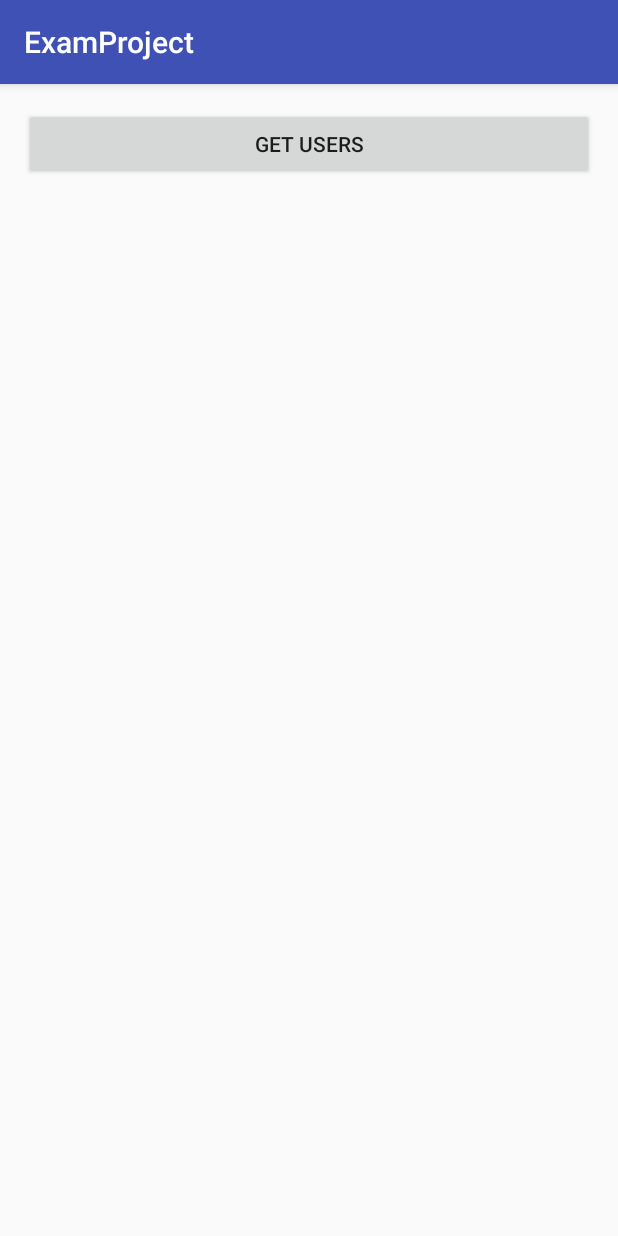
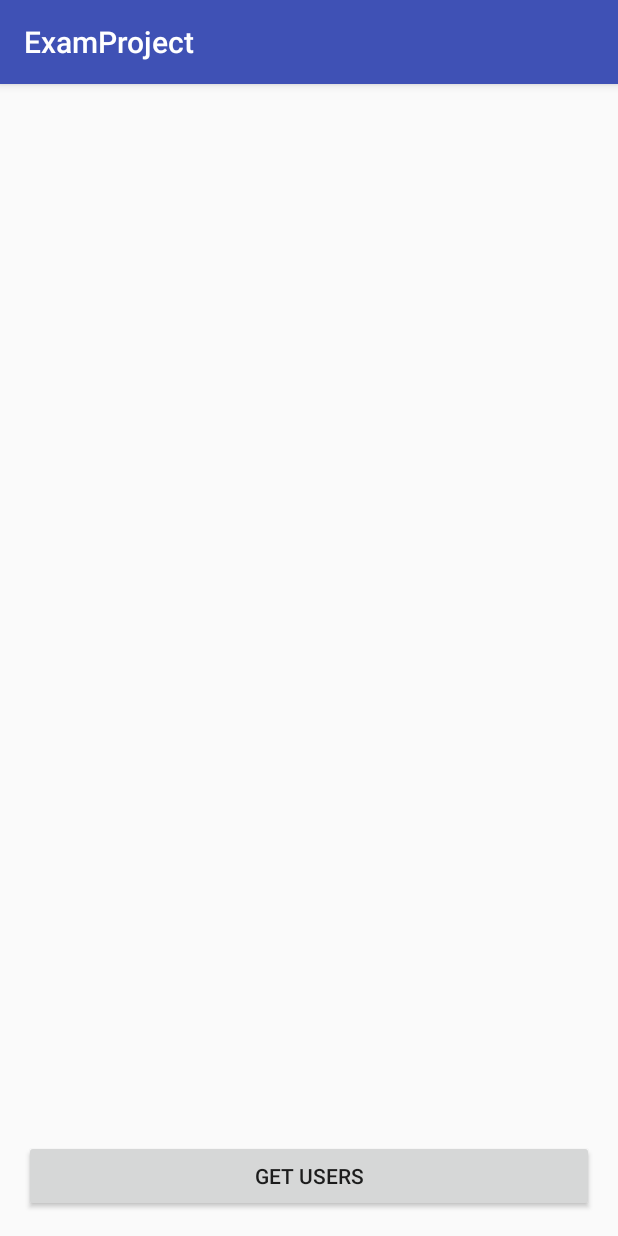
Before and after one commit to becker3t/Exam1Project, an Android app: the screen it shows after launch (MainActivity), after a tap on "GET USERS", on a phone screen of 412 x 824 dp. Run offline under Robolectric (Android 15) with nearby library versions, the phone set to English and light mode, and no system bars; 1 statement that could not run was skipped.

Commit message:
fix recyclerview, fix network call, implement MVP architecture

```diff
--- a/app/build.gradle
+++ b/app/build.gradle
@@ -24,14 +24,14 @@ dependencies {
     androidTestCompile('com.android.support.test.espresso:espresso-core:2.2.2', {
         exclude group: 'com.android.support', module: 'support-annotations'
     })
+
+
     compile 'com.android.support:appcompat-v7:25.3.1'
     compile 'com.android.support.constraint:constraint-layout:1.0.2'
-
     compile 'com.google.code.gson:gson:2.7'
     compile 'com.squareup.retrofit2:retrofit:2.1.0'
     compile 'com.squareup.retrofit2:converter-gson:2.1.0'
     compile 'com.android.support:recyclerview-v7:25.3.1'
     compile 'com.android.support:cardview-v7:25.3.1'
-
     testCompile 'junit:junit:4.12'
 }
--- a/app/src/main/AndroidManifest.xml
+++ b/app/src/main/AndroidManifest.xml
@@ -11,13 +11,14 @@
         android:roundIcon="@mipmap/ic_launcher_round"
         android:supportsRtl="true"
         android:theme="@style/AppTheme">
-        <activity android:name=".MainActivity">
+        <activity android:name=".list.MainActivity">
             <intent-filter>
                 <action android:name="android.intent.action.MAIN" />
 
                 <category android:name="android.intent.category.LAUNCHER" />
             </intent-filter>
         </activity>
+        <activity android:name=".details.DetailsActivity"></activity>
     </application>
 
 </manifest>
--- a/app/src/main/java/com/example/android/examproject/MainActivity.java
+++ /dev/null
@@ -1,138 +0,0 @@
-package com.example.android.examproject;
-
-import android.support.v7.app.AppCompatActivity;
-import android.os.Bundle;
-import android.support.v7.widget.LinearLayoutManager;
-import android.support.v7.widget.RecyclerView;
-import android.util.Log;
-import android.view.View;
-import android.widget.Button;
-
-import com.example.android.examproject.entities.Result;
-import com.example.android.examproject.entities.User;
-import com.example.android.examproject.entities.UserInfo;
-
-import java.util.ArrayList;
-
-import retrofit2.Call;
-import retrofit2.Callback;
-import retrofit2.Retrofit;
-import retrofit2.converter.gson.GsonConverterFactory;
-
-public class MainActivity extends AppCompatActivity implements View.OnClickListener{
-
-    private static final String TAG = MainActivity.class.getSimpleName() + "_TAG";
-    private static final String MESSAGE_RESPONSE_CODE = "com.example.android.RESTApiPractice.MESSAGE_RESPONSE_CODE";
-    private static final String MESSAGE_RESPONSE = "com.example.android.RESTApiPractice.MESSAGE_RESPONSE";
-    private static final String MESSAGE_BODY = "com.example.android.RESTApiPractice.MESSAGE_BODY";
-    private static final String RETROFIT_BASE_URL ="https://randomuser.me/";
-
-    private ArrayList<UserInfo> listUserInfo;
-
-    RecyclerView recyclerView;
-    UserRecyclerAdapter recyclerAdapter;
-
-    Button populateUserBtn;
-
-    @Override
-    protected void onCreate(Bundle savedInstanceState) {
-        super.onCreate(savedInstanceState);
-        setContentView(R.layout.activity_main);
-
-        listUserInfo = new ArrayList<>();
-
-        populateUserBtn = (Button) findViewById(R.id.btnPopulateUsers);
-        populateUserBtn.setOnClickListener(this);
-
-        recyclerView = (RecyclerView) findViewById(R.id.studentRecyclerView);
-        recyclerView.setLayoutManager(new LinearLayoutManager(this));
-    }
-
-    @Override
-    protected void onStart() {
-        super.onStart();
-        recyclerAdapter = new UserRecyclerAdapter(listUserInfo, this);
-    }
-
-    @Override
-    protected void onResume() {
-        super.onResume();
-        recyclerView.setAdapter(recyclerAdapter);
-    }
-
-    @Override
-    public void onClick(View v) {
-        switch (v.getId()) {
-            case R.id.btnPopulateUsers:
-                PopulateUserList();
-                break;
-            default:
-                return;
-        }
-    }
-
-    private void PopulateUserList() {
-        for (int i = 0; i < 20; i++) {
-            Retrofit retrofit = new Retrofit.Builder()
-                    .baseUrl(RETROFIT_BASE_URL)
-                    .addConverterFactory(GsonConverterFactory.create())
-                    .build();
-            RetrofitService service = retrofit.create(RetrofitService.class);
-            Call<User> call = service.getExampleUser();
-            call.enqueue(new Callback<User>() {
-                @Override
-                public void onResponse(retrofit2.Call<User> call, retrofit2.Response<User> response) {
-                    if(response.isSuccessful()) {
-                        User example = response.body();
-
-                        for(Result r: example.getResults()) {
-                            final String userName = getNameString(r);
-                            final String userAddress = getAddressString(r);
-                            final String userEmail = getEmailString(r);
-
-                            listUserInfo.add(new UserInfo(userName, userAddress, userEmail));
-                        }
-                    }
-                }
-
-                @Override
-                public void onFailure(retrofit2.Call<User> call, Throwable t) {
-                    //do stuff on failure
-                    Log.d(TAG, "onFailure: " + t.getMessage());
-                }
-            });
-        }
-    }
-
-    private String getNameString(Result r) {
-        StringBuilder builder = new StringBuilder();
-        builder.append(getString(R.string.user_name_label));
-        builder.append(" ");
-        builder.append(r.getName().getFirst());
-        builder.append(" ");
-        builder.append(r.getName().getLast());
-        return builder.toString();
-    }
-
-    private String getAddressString(Result r) {
-        StringBuilder builder = new StringBuilder();
-        builder.append(getString(R.string.user_address_label));
-        builder.append(" ");
-        builder.append(r.getLocation().getStreet());
-        builder.append(", ");
-        builder.append(r.getLocation().getCity());
-        builder.append(", ");
-        builder.append(r.getLocation().getState());
-        builder.append(" ");
-        builder.append(r.getLocation().getPostcode());
-        return builder.toString();
-    }
-
-    private String getEmailString(Result r) {
-        StringBuilder builder = new StringBuilder();
-        builder.append(getString(R.string.user_email_label));
-        builder.append(" ");
-        builder.append(r.getEmail());
-        return builder.toString();
-    }
-}
--- a/app/src/main/java/com/example/android/examproject/entities/Location.java
+++ b/app/src/main/java/com/example/android/examproject/entities/Location.java
@@ -17,7 +17,7 @@ public class Location {
     private String state;
     @SerializedName("postcode")
     @Expose
-    private Integer postcode;
+    private String postcode;
 
     public String getStreet() {
         return street;
@@ -43,11 +43,11 @@ public class Location {
         this.state = state;
     }
 
-    public Integer getPostcode() {
+    public String getPostcode() {
         return postcode;
     }
 
-    public void setPostcode(Integer postcode) {
+    public void setPostcode(String postcode) {
         this.postcode = postcode;
     }
 
--- /dev/null
+++ b/app/src/main/java/com/example/android/examproject/list/MainActivity.java
@@ -0,0 +1,106 @@
+package com.example.android.examproject.list;
+
+import android.support.v7.app.AppCompatActivity;
+import android.os.Bundle;
+import android.support.v7.widget.LinearLayoutManager;
+import android.support.v7.widget.RecyclerView;
+import android.util.Log;
+import android.view.View;
+import android.widget.Button;
+import android.widget.Toast;
+
+import com.example.android.examproject.R;
+import com.example.android.examproject.entities.Result;
+import com.example.android.examproject.entities.User;
+import com.example.android.examproject.entities.UserInfo;
+
+import java.util.ArrayList;
+
+import retrofit2.Call;
+import retrofit2.Callback;
+import retrofit2.Retrofit;
+import retrofit2.converter.gson.GsonConverterFactory;
+
+public class MainActivity extends AppCompatActivity implements View.OnClickListener, UserListContract.View{
+
+    private static final String TAG = MainActivity.class.getSimpleName() + "_TAG";
+
+    UserListPresenter presenter;
+
+    RecyclerView recyclerView;
+
+    Button populateUserBtn;
+
+    @Override
+    protected void onCreate(Bundle savedInstanceState) {
+        super.onCreate(savedInstanceState);
+        setContentView(R.layout.activity_main);
+
+        populateUserBtn = (Button) findViewById(R.id.btnPopulateUsers);
+        populateUserBtn.setOnClickListener(this);
+
+        recyclerView = (RecyclerView) findViewById(R.id.studentRecyclerView);
+        recyclerView.setLayoutManager(new LinearLayoutManager(this));
+
+        presenter = new UserListPresenter(this);
+    }
+
+    @Override
+    public void onClick(View v) {
+        switch (v.getId()) {
+            case R.id.btnPopulateUsers:
+                presenter.populateUserList();
+                break;
+            default:
+                return;
+        }
+    }
+
+    @Override
+    public void showErrorMessage(String error) {
+        Log.d(TAG, "onFailure: " + error);
+        Toast.makeText(this, "Error retreiving data.", Toast.LENGTH_SHORT).show();
+    }
+
+    @Override
+    public void showUserList(ArrayList<UserInfo> listInfo) {
+        updateRecyclerAdapter(listInfo);
+    }
+
+    private void updateRecyclerAdapter(ArrayList<UserInfo> list) {
+        UserRecyclerAdapter recyclerAdapter = new UserRecyclerAdapter(list, this);
+        recyclerView.setAdapter(recyclerAdapter);
+//        recyclerAdapter.notifyDataSetChanged();
+    }
+
+//    private void PopulateUserList() {
+//        Retrofit retrofit = new Retrofit.Builder()
+//                .baseUrl(RETROFIT_BASE_URL)
+//                .addConverterFactory(GsonConverterFactory.create())
+//                .build();
+//        RetrofitService service = retrofit.create(RetrofitService.class);
+//        Call<User> call = service.getTwentyUsers();
+//        call.enqueue(new Callback<User>() {
+//            @Override
+//            public void onResponse(retrofit2.Call<User> call, retrofit2.Response<User> response) {
+//                if(response.isSuccessful()) {
+//                    User example = response.body();
+//
+//                    for(Result r: example.getResults()) {
+//                        final String userName = helper.getNameString(r);
+//                        final String userAddress = helper.getAddressString(r);
+//                        final String userEmail = helper.getEmailString(r);
+//
+//                        listUserInfo.add(new UserInfo(userName, userAddress, userEmail));
+//                    }
+//                }
+//            }
+//
+//            @Override
+//            public void onFailure(retrofit2.Call<User> call, Throwable t) {
+//                //do stuff on failure
+//                Log.d(TAG, "onFailure: " + t.getMessage());
+//            }
+//        });
+//    }
+}
--- a/app/src/main/java/com/example/android/examproject/RetrofitService.java
+++ b/app/src/main/java/com/example/android/examproject/list/RetrofitService.java
@@ -1,4 +1,4 @@
-package com.example.android.examproject;
+package com.example.android.examproject.list;
 
 import com.example.android.examproject.entities.User;
 
@@ -11,7 +11,7 @@ import retrofit2.http.GET;
 
 public interface RetrofitService {
 
-    @GET("api")
-    Call<User> getExampleUser();
+    @GET("api/?results=20")
+    Call<User> getTwentyUsers();
 
 }
--- /dev/null
+++ b/app/src/main/java/com/example/android/examproject/list/UserInfoHelper.java
@@ -0,0 +1,51 @@
+package com.example.android.examproject.list;
+
+import android.content.Context;
+
+import com.example.android.examproject.R;
+import com.example.android.examproject.entities.Result;
+
+/**
+ * Created by Android on 6/13/2017.
+ */
+
+public class UserInfoHelper {
+
+    Context context;
+
+    public UserInfoHelper(Context context) {
+        this.context = context;
+    }
+
+    public String getNameString(Result r) {
+        StringBuilder builder = new StringBuilder();
+        builder.append(context.getApplicationContext().getString(R.string.user_name_label));
+        builder.append(" ");
+        builder.append(r.getName().getFirst());
+        builder.append(" ");
+        builder.append(r.getName().getLast());
+        return builder.toString();
+    }
+
+    public String getAddressString(Result r) {
+        StringBuilder builder = new StringBuilder();
+        builder.append(context.getApplicationContext().getString(R.string.user_address_label));
+        builder.append(" ");
+        builder.append(r.getLocation().getStreet());
+        builder.append(", ");
+        builder.append(r.getLocation().getCity());
+        builder.append(", ");
+        builder.append(r.getLocation().getState());
+        builder.append(" ");
+        builder.append(r.getLocation().getPostcode());
+        return builder.toString();
+    }
+
+    public String getEmailString(Result r) {
+        StringBuilder builder = new StringBuilder();
+        builder.append(context.getApplicationContext().getString(R.string.user_email_label));
+        builder.append(" ");
+        builder.append(r.getEmail());
+        return builder.toString();
+    }
+}
--- /dev/null
+++ b/app/src/main/java/com/example/android/examproject/list/UserListContract.java
@@ -0,0 +1,23 @@
+package com.example.android.examproject.list;
+
+import com.example.android.examproject.entities.UserInfo;
+
+import java.util.ArrayList;
+
+/**
+ * Created by Android on 6/13/2017.
+ */
+
+public interface UserListContract {
+
+    interface View {
+        void showErrorMessage(String error);
+
+        void showUserList(ArrayList<UserInfo> listInfo);
+    }
+
+    interface Presenter {
+        void populateUserList();
+    }
+
+}
--- /dev/null
+++ b/app/src/main/java/com/example/android/examproject/list/UserListPresenter.java
@@ -0,0 +1,69 @@
+package com.example.android.examproject.list;
+
+import android.content.Context;
+
+import com.example.android.examproject.entities.Result;
+import com.example.android.examproject.entities.User;
+import com.example.android.examproject.entities.UserInfo;
+
+import java.util.ArrayList;
+
+import retrofit2.Call;
+import retrofit2.Callback;
+import retrofit2.Retrofit;
+import retrofit2.converter.gson.GsonConverterFactory;
+
+/**
+ * Created by Android on 6/13/2017.
+ */
+
+public class UserListPresenter implements UserListContract.Presenter{
+
+    private static final String RETROFIT_BASE_URL ="https://randomuser.me/";
+
+    private UserInfoHelper helper;
+
+    private ArrayList<UserInfo> listUserInfo;
+
+    UserListContract.View view;
+
+    public UserListPresenter(UserListContract.View view) {
+        this.view = view;
+        helper = new UserInfoHelper((Context) view);
+        listUserInfo = new ArrayList<>();
+    }
+
+    @Override
+    public void populateUserList() {
+        Retrofit retrofit = new Retrofit.Builder()
+                .baseUrl(RETROFIT_BASE_URL)
+                .addConverterFactory(GsonConverterFactory.create())
+                .build();
+        RetrofitService service = retrofit.create(RetrofitService.class);
+        Call<User> call = service.getTwentyUsers();
+        call.enqueue(new Callback<User>() {
+            @Override
+            public void onResponse(retrofit2.Call<User> call, retrofit2.Response<User> response) {
+                if(response.isSuccessful()) {
+                    User example = response.body();
+
+                    for(Result r: example.getResults()) {
+                        final String userName = helper.getNameString(r);
+                        final String userAddress = helper.getAddressString(r);
+                        final String userEmail = helper.getEmailString(r);
+
+                        listUserInfo.add(new UserInfo(userName, userAddress, userEmail));
+                    }
+
+                    view.showUserList(listUserInfo);
+                }
+            }
+
+            @Override
+            public void onFailure(retrofit2.Call<User> call, Throwable t) {
+                //do stuff on failure
+                view.showErrorMessage(t.getMessage());
+            }
+        });
+    }
+}
--- a/app/src/main/res/layout/activity_main.xml
+++ b/app/src/main/res/layout/activity_main.xml
@@ -1,12 +1,12 @@
 <?xml version="1.0" encoding="utf-8"?>
-<LinearLayout xmlns:android="http://schemas.android.com/apk/res/android"
+<RelativeLayout xmlns:android="http://schemas.android.com/apk/res/android"
     xmlns:app="http://schemas.android.com/apk/res-auto"
     xmlns:tools="http://schemas.android.com/tools"
     android:orientation="vertical"
     android:layout_margin="16dp"
     android:layout_width="match_parent"
     android:layout_height="match_parent"
-    tools:context="com.example.android.examproject.MainActivity">
+    tools:context="com.example.android.examproject.list.MainActivity">
 
     <android.support.v7.widget.RecyclerView
         android:id="@+id/studentRecyclerView"
@@ -16,7 +16,8 @@
     <Button
         android:layout_width="match_parent"
         android:layout_height="wrap_content"
+        android:layout_alignParentBottom="true"
         android:id="@+id/btnPopulateUsers"
         android:text="@string/populateBtn"/>
 
-</LinearLayout>
+</RelativeLayout>
--- a/app/src/main/res/layout/recycler_item.xml
+++ b/app/src/main/res/layout/recycler_item.xml
@@ -6,6 +6,7 @@
     android:layout_height="wrap_content">
 
     <android.support.v7.widget.CardView
+        android:elevation="@dimen/card_view_elevation"
         android:layout_width="match_parent"
         android:layout_height="wrap_content">
 
--- /dev/null
+++ b/app/src/main/res/values/dimens.xml
@@ -0,0 +1,4 @@
+<?xml version="1.0" encoding="utf-8"?>
+<resources>
+    <dimen name="card_view_elevation">5dp</dimen>
+</resources>
```
Also changed, not shown: app/src/main/java/com/example/android/examproject/details/DetailsActivity.java (added, +15 -0 lines), app/src/main/java/com/example/android/examproject/list/UserRecyclerAdapter.java (renamed from app/src/main/java/com/example/android/examproject/UserRecyclerAdapter.java, +9 -2 lines), app/src/main/java/com/example/android/examproject/utils/LoggingInterceptor.java (added, +33 -0 lines), app/src/main/res/layout/activity_details.xml (added, +9 -0 lines).
